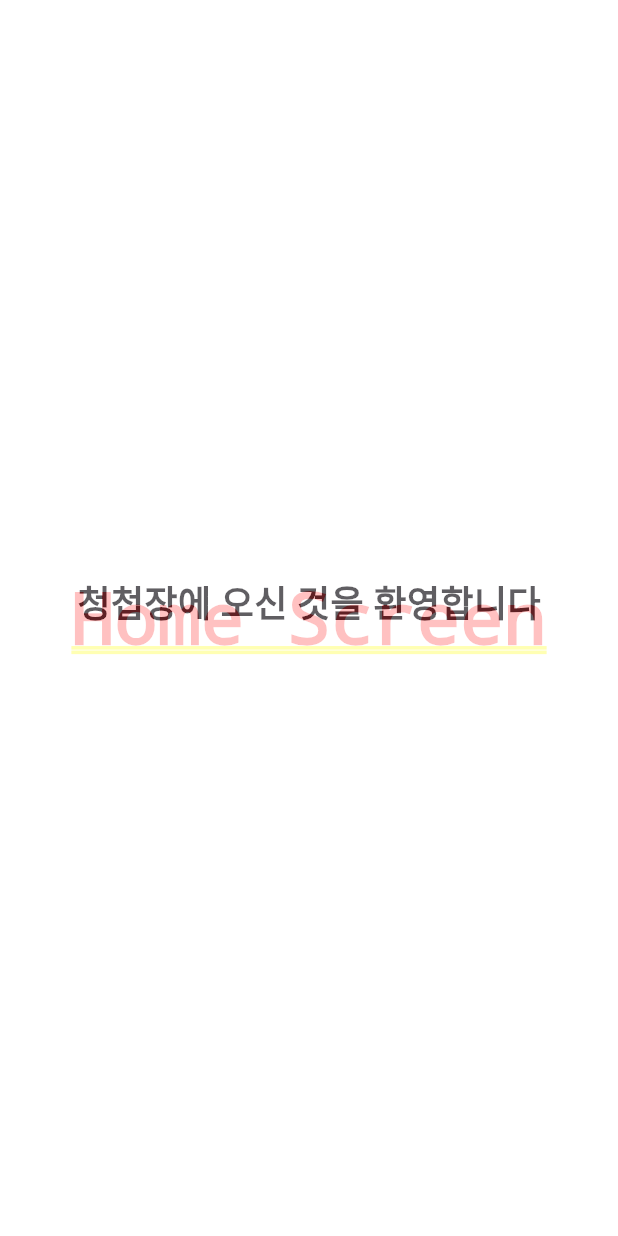
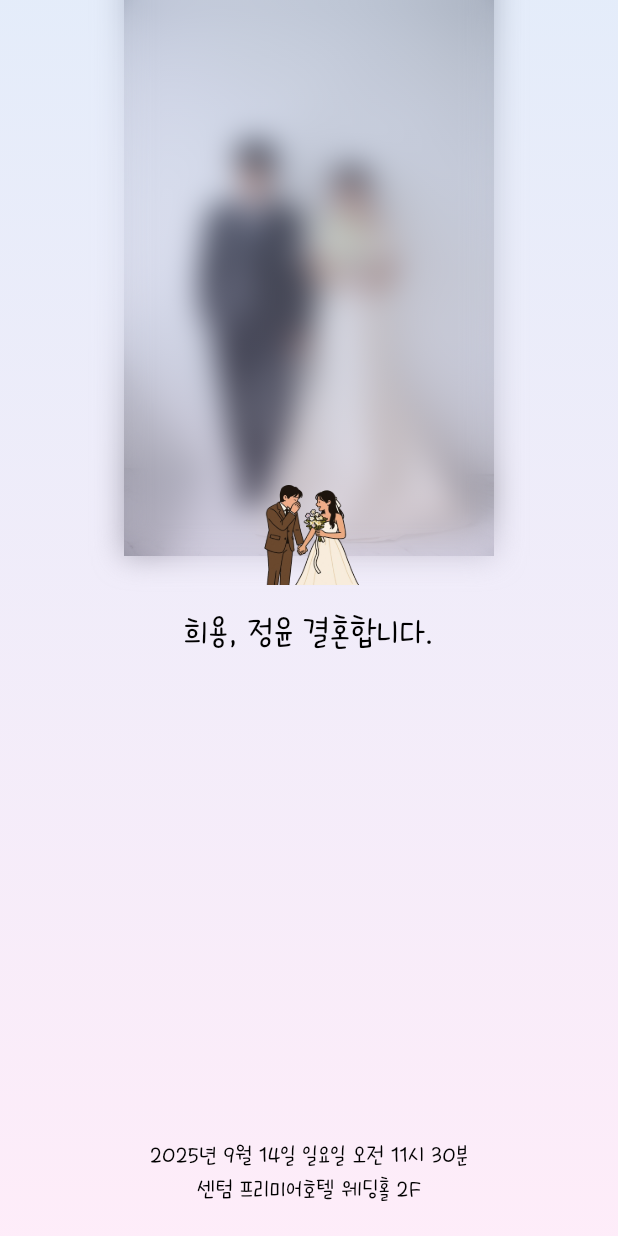
Before and after one commit to heui-yong/Wedding-Invitation, a Flutter app: the first screen one second after launch, on a phone screen of 412 x 824 dp. Run offline on Flutter 3.47's test engine with Material 3 defaults, Android fonts, the light colour scheme and no system bars; our stand-ins replace flutter_riverpod, go_router, typewritertext.

Commit message:
[splash] : 스플래시 화면 구현

```diff
--- a/lib/common/constants/app_color.dart
+++ b/lib/common/constants/app_color.dart
@@ -1,3 +1,9 @@
+import 'dart:ui';
+
 class AppColor {
-
+  static const color_transparent = Color(0x00000000);
+  static const color_ffffff = Color(0xFFFFFFFF);
+  static const color_000000 = Color(0xFF000000);
+  static const color_FBC2EB = Color(0xFFFBC2EB);
+  static const color_A6C1EE =Color(0xFFA6C1EE);
 }
--- /dev/null
+++ b/lib/common/constants/app_image_path.dart
@@ -0,0 +1,4 @@
+class AppImagePath {
+  static const String splashIconPath = "assets/images/splash_icon.png";
+  static const String homeTitlePath = "assets/images/home_title.jpg";
+}
--- a/lib/common/constants/app_string.dart
+++ b/lib/common/constants/app_string.dart
@@ -1,3 +1,5 @@
 class AppString {
-
+  static const String splashTitle = "희용, 정윤 결혼합니다.";
+  static const String marryDate = "2025년 9월 14일 일요일 오전 11시 30분";
+  static const String marryPlace = "센텀 프리미어호텔 웨딩홀 2F";
 }
--- a/lib/common/constants/constants.dart
+++ b/lib/common/constants/constants.dart
@@ -1,2 +1,3 @@
 export 'app_color.dart';
 export 'app_string.dart';
+export 'app_image_path.dart';
--- a/lib/common/ui/screens/splash_screen.dart
+++ b/lib/common/ui/screens/splash_screen.dart
@@ -1,7 +1,10 @@
 import 'package:flutter/material.dart';
 import 'package:flutter_riverpod/flutter_riverpod.dart';
+import 'package:frontend/common/common.dart';
 import 'package:go_router/go_router.dart';
 import 'package:frontend/features/home/screens/home_screen.dart';
+import 'package:typewritertext/typewritertext.dart';
+import 'dart:ui';
 
 class SplashScreen extends ConsumerStatefulWidget {
   const SplashScreen({super.key});
@@ -10,38 +13,19 @@ class SplashScreen extends ConsumerStatefulWidget {
   ConsumerState<SplashScreen> createState() => _SplashScreenState();
 }
 
-class _SplashScreenState extends ConsumerState<SplashScreen> with SingleTickerProviderStateMixin {
-  late AnimationController _animationController;
-  late Animation<double> _opacityAnimation;
-
+class _SplashScreenState extends ConsumerState<SplashScreen> {
   @override
   void initState() {
     super.initState();
-    _animationController = AnimationController(
-      vsync: this,
-      duration: const Duration(milliseconds: 800),
-    );
-    _opacityAnimation = Tween<double>(begin: 1.0, end: 0.0).animate(_animationController);
-    _initializeApp();
-  }
-
-  Future<void> _initializeApp() async {
-    try {
-      await Future.delayed(const Duration(seconds: 2));
-
-      if (mounted) {
-        await _animationController.forward();
-        context.go('/home');
-      }
-    } catch (error) {
-      throw Exception('Error during initialization: $error');
-    }
   }
 
   @override
   void dispose() {
-    _animationController.dispose();
     super.dispose();
+  }
+
+  void _clickScreen() {
+    context.go('/home');
   }
 
   @override
@@ -49,33 +33,87 @@ class _SplashScreenState extends ConsumerState<SplashScreen> with SingleTickerPr
     return Stack(
       children: [
         const HomeScreen(),
-        AnimatedBuilder(
-          animation: _opacityAnimation,
-          builder: (context, child) {
-            return Opacity(
-              opacity: 0.7 * _opacityAnimation.value,
-              child: Scaffold(
-                backgroundColor: Colors.white,
-                body: SafeArea(
-                  child: Center(
+        Scaffold(
+          backgroundColor: AppColor.color_transparent,
+          body: ClipRect(
+            child: BackdropFilter(
+              filter: ImageFilter.blur(sigmaX: 10, sigmaY: 10),
+              child: Container(
+                decoration: BoxDecoration(
+                  gradient: LinearGradient(
+                    begin: Alignment.bottomCenter,
+                    end: Alignment.topCenter,
+                    colors: [
+                      AppColor.color_FBC2EB.withOpacity(0.3),
+                      AppColor.color_A6C1EE.withOpacity(0.3),
+                    ],
+                  ),
+                ),
+                child: InkWell(
+                  splashColor: AppColor.color_transparent,
+                  highlightColor: AppColor.color_transparent,
+                  focusColor: AppColor.color_transparent,
+                  hoverColor: AppColor.color_transparent,
+                  onTap: _clickScreen,
+                  child: SafeArea(
                     child: Column(
-                      mainAxisAlignment: MainAxisAlignment.center,
+                      mainAxisAlignment: MainAxisAlignment.spaceBetween,
                       children: [
-                        const Text(
-                          "청첩장에 오신 것을 환영합니다",
-                          style: TextStyle(
-                            fontSize: 24,
-                            fontWeight: FontWeight.bold,
+                        Expanded(
+                          child: Center(
+                            child: Column(
+                              mainAxisSize: MainAxisSize.min,
+                              children: [
+                                Image.asset(
+                                  AppImagePath.splashIconPath,
+                                  width: 70,
+                                  height: 70,
+                                ),
+                                const SizedBox(
+                                  height: 14,
+                                ),
+                                TypeWriter.text(
+                                  AppString.splashTitle,
+                                  duration: const Duration(milliseconds: 100),
+                                  softWrap: false,
+                                  textAlign: TextAlign.center,
+                                  style: TextStyle(
+                                      fontSize: 24,
+                                      color: AppColor.color_000000,
+                                      fontWeight: FontWeight.w500),
+                                ),
+                              ],
+                            ),
                           ),
                         ),
-                        const SizedBox(height: 20),
+                        Padding(
+                          padding: EdgeInsets.only(bottom: 20),
+                          child: Column(
+                            children: [
+                              Text(
+                                AppString.marryDate,
+                                style: TextStyle(
+                                    fontSize: 16,
+                                    color: AppColor.color_000000,
+                                    fontWeight: FontWeight.w500),
+                              ),
+                              Text(
+                                AppString.marryPlace,
+                                style: TextStyle(
+                                    fontSize: 16,
+                                    color: AppColor.color_000000,
+                                    fontWeight: FontWeight.w500),
+                              )
+                            ],
+                          ),
+                        )
                       ],
                     ),
                   ),
                 ),
               ),
-            );
-          },
+            ),
+          ),
         ),
       ],
     );
--- a/lib/features/home/screens/home_screen.dart
+++ b/lib/features/home/screens/home_screen.dart
@@ -1,5 +1,6 @@
 import 'package:flutter/material.dart';
 import 'package:flutter_riverpod/flutter_riverpod.dart';
+import 'package:frontend/common/common.dart';
 
 class HomeScreen extends ConsumerStatefulWidget {
   const HomeScreen({super.key});
@@ -12,9 +13,19 @@ class _HomeScreenState extends ConsumerState<HomeScreen> {
   @override
   Widget build(BuildContext context) {
     return SafeArea(
-      child: Container(
-        child: Center(
-          child: Text("Home Screen"),
+      child: Align(
+        alignment: Alignment.topCenter,
+        child: Column(
+          mainAxisAlignment: MainAxisAlignment.spaceBetween,
+          children: [
+            Flexible(
+              child: Image.asset(
+                AppImagePath.homeTitlePath,
+                width: MediaQuery.of(context).size.width * 0.6,
+                fit: BoxFit.contain,
+              ),
+            ),
+          ],
         ),
       ),
     );
--- a/lib/main.dart
+++ b/lib/main.dart
@@ -16,6 +16,9 @@
   @override
   Widget build(BuildContext context) {
     return MaterialApp.router(
+      theme: ThemeData(
+        fontFamily: "Komi"
+      ),
       routerConfig: appRouter,
     );
   }
```
Also changed, not shown: pubspec.yaml (+10 -29 lines), assets/fonts/KNPSKkomi.otf (added), assets/images/home_title.jpg (added), assets/images/splash_icon.png (added), pubspec.lock.
